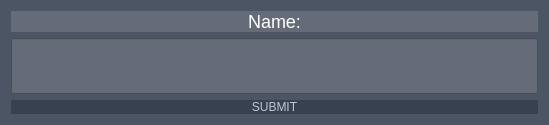
adsfasdfdsf/client, file registrationmodal.ui: the form before one commit.
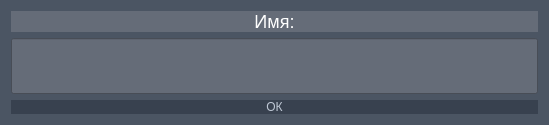
The form after the commit.

Patch:
```diff
--- a/registrationmodal.ui
+++ b/registrationmodal.ui
@@ -37,7 +37,7 @@
 }</string>
      </property>
      <property name="text">
-      <string>Name:</string>
+      <string>Имя:</string>
      </property>
      <property name="alignment">
       <set>Qt::AlignCenter</set>
@@ -66,7 +66,7 @@
       <string notr="true">QPushButton { background-color: #38414f; border: none; color: #bec7d4;}</string>
      </property>
      <property name="text">
-      <string>SUBMIT</string>
+      <string>ОК</string>
      </property>
     </widget>
    </item>
```
